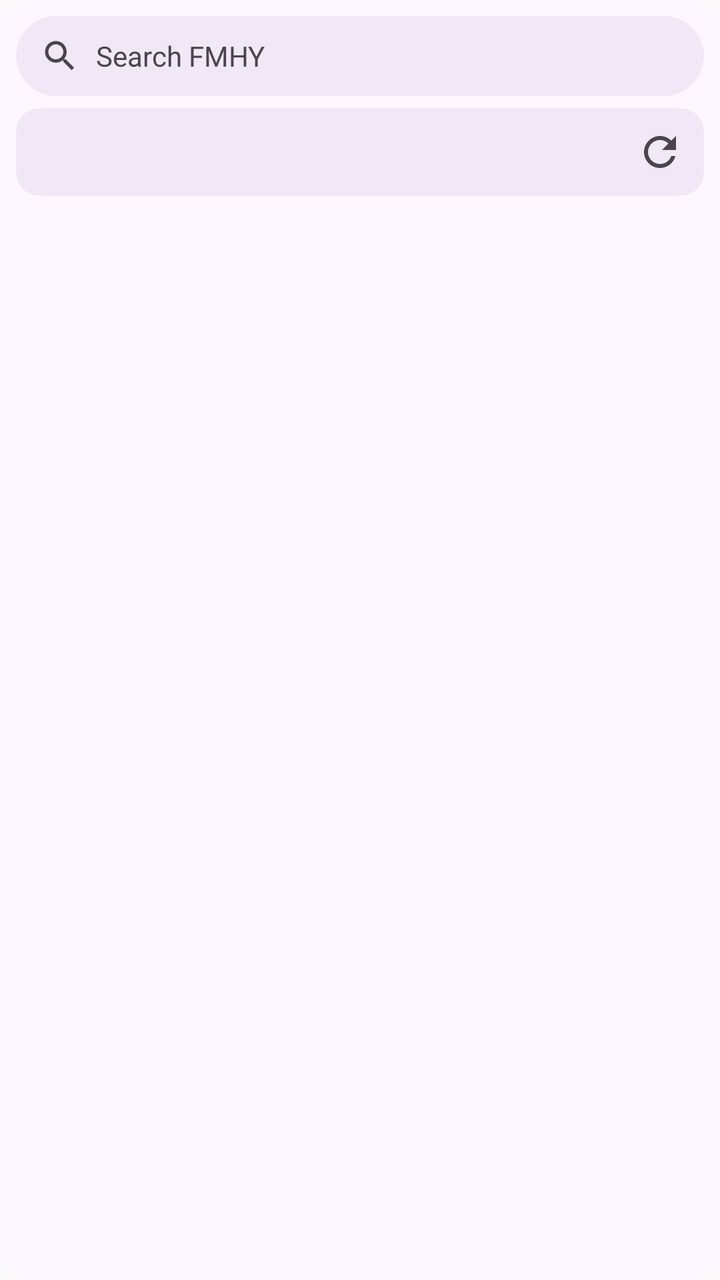
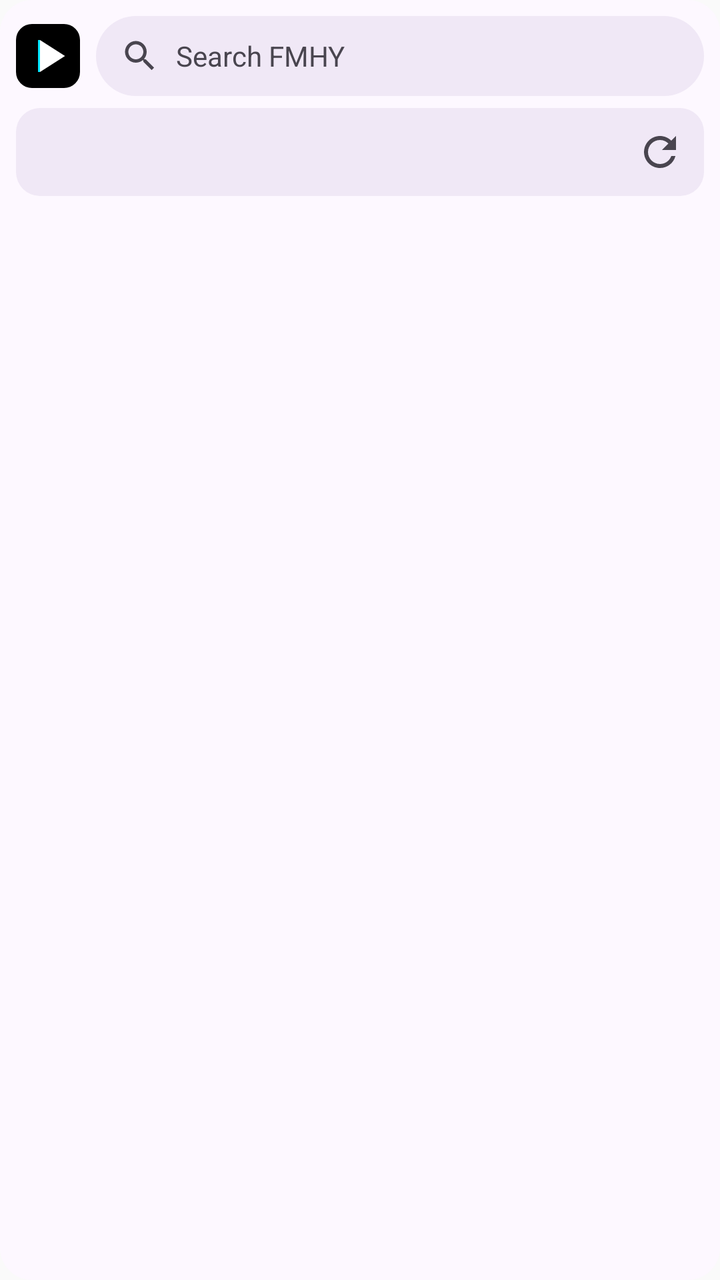

Before-and-after screenshots of an Android layout around one commit, followed by the original layout XML and the change that was made.
<!-- AndroidManifest.xml: application theme Theme.FMHY -->
<!-- res/layout/widget_fmhy_large.xml -->
<?xml version="1.0" encoding="utf-8"?>
<LinearLayout xmlns:android="http://schemas.android.com/apk/res/android"
    android:id="@+id/widget_root"
    android:layout_width="match_parent"
    android:layout_height="match_parent"
    android:background="@drawable/widget_background"
    android:orientation="vertical"
    android:padding="8dp">

    <LinearLayout
        android:id="@+id/widget_search"
        android:layout_width="match_parent"
        android:layout_height="40dp"
        android:background="@drawable/widget_search_pill_bg"
        android:contentDescription="@string/widget_search_hint"
        android:gravity="center_vertical"
        android:orientation="horizontal"
        android:paddingStart="12dp"
        android:paddingEnd="12dp">

        <ImageView
            android:layout_width="20dp"
            android:layout_height="20dp"
            android:importantForAccessibility="no"
            android:src="@drawable/ic_widget_search" />

        <TextView
            android:layout_width="wrap_content"
            android:layout_height="wrap_content"
            android:layout_marginStart="8dp"
            android:text="@string/widget_search_hint"
            android:textColor="@color/widget_text_secondary"
            android:textSize="14sp" />
    </LinearLayout>

    <LinearLayout
        android:id="@+id/widget_random"
        android:layout_width="match_parent"
        android:layout_height="44dp"
        android:layout_marginTop="6dp"
        android:background="@drawable/widget_chip_bg"
        android:gravity="center_vertical"
        android:orientation="horizontal"
        android:paddingStart="12dp">

        <LinearLayout
            android:layout_width="0dp"
            android:layout_height="wrap_content"
            android:layout_weight="1"
            android:orientation="vertical">

            <TextView
                android:id="@+id/widget_random_name"
                android:layout_width="match_parent"
                android:layout_height="wrap_content"
                android:ellipsize="end"
                android:maxLines="1"
                android:textColor="@color/widget_text"
                android:textSize="14sp"
                android:textStyle="bold" />

            <TextView
                android:id="@+id/widget_random_section"
                android:layout_width="match_parent"
                android:layout_height="wrap_content"
                android:ellipsize="end"
                android:maxLines="1"
                android:textColor="@color/widget_text_secondary"
                android:textSize="11sp" />
        </LinearLayout>

        <ImageButton
            android:id="@+id/widget_refresh"
            android:layout_width="44dp"
            android:layout_height="44dp"
            android:background="@null"
            android:contentDescription="@string/widget_refresh"
            android:src="@drawable/ic_widget_refresh" />
    </LinearLayout>

    <LinearLayout
        android:id="@+id/widget_pins"
        android:layout_width="match_parent"
        android:layout_height="0dp"
        android:layout_marginTop="6dp"
        android:layout_weight="1"
        android:gravity="center_vertical"
        android:orientation="horizontal">

        <TextView
            android:id="@+id/widget_pin1"
            style="@style/WidgetPin" />

        <TextView
            android:id="@+id/widget_pin2"
            style="@style/WidgetPin" />

        <TextView
            android:id="@+id/widget_pin3"
            style="@style/WidgetPin" />
    </LinearLayout>
</LinearLayout>
<!-- resources referenced by this layout -->
<resources>
  <color name="widget_text">#FF1D1B20</color>
  <color name="widget_text_secondary">#FF49454F</color>
  <!-- drawable ic_widget_refresh (drawable) -->
  <?xml version="1.0" encoding="utf-8"?>
  <vector xmlns:android="http://schemas.android.com/apk/res/android"
      android:width="24dp" android:height="24dp"
      android:viewportWidth="24" android:viewportHeight="24">
      <path android:fillColor="@color/widget_text_secondary" android:pathData="M17.65,6.35C16.2,4.9 14.21,4 12,4c-4.42,0 -7.99,3.58 -7.99,8s3.57,8 7.99,8c3.73,0 6.84,-2.55 7.73,-6h-2.08c-0.82,2.33 -3.04,4 -5.65,4 -3.31,0 -6,-2.69 -6,-6s2.69,-6 6,-6c1.66,0 3.14,0.69 4.22,1.78L13,11h7V4l-2.35,2.35z" />
  </vector>
  <!-- drawable ic_widget_search (drawable) -->
  <?xml version="1.0" encoding="utf-8"?>
  <vector xmlns:android="http://schemas.android.com/apk/res/android"
      android:width="24dp" android:height="24dp"
      android:viewportWidth="24" android:viewportHeight="24">
      <path android:fillColor="@color/widget_text_secondary" android:pathData="M15.5,14h-0.79l-0.28,-0.27C15.41,12.59 16,11.11 16,9.5 16,5.91 13.09,3 9.5,3S3,5.91 3,9.5 5.91,16 9.5,16c1.61,0 3.09,-0.59 4.23,-1.57l0.27,0.28v0.79l5,4.99L20.49,19l-4.99,-5zM9.5,14C7.01,14 5,11.99 5,9.5S7.01,5 9.5,5 14,7.01 14,9.5 11.99,14 9.5,14z" />
  </vector>
  <!-- drawable widget_background (drawable) -->
  <?xml version="1.0" encoding="utf-8"?>
  <shape xmlns:android="http://schemas.android.com/apk/res/android"
      android:shape="rectangle">
      <solid android:color="@color/widget_bg" />
      <corners android:radius="16dp" />
  </shape>
  <!-- drawable widget_chip_bg (drawable) -->
  <?xml version="1.0" encoding="utf-8"?>
  <shape xmlns:android="http://schemas.android.com/apk/res/android"
      android:shape="rectangle">
      <solid android:color="@color/widget_surface_pill" />
      <corners android:radius="12dp" />
  </shape>
  <!-- drawable widget_search_pill_bg (drawable) -->
  <?xml version="1.0" encoding="utf-8"?>
  <shape xmlns:android="http://schemas.android.com/apk/res/android"
      android:shape="rectangle">
      <solid android:color="@color/widget_surface_pill" />
      <corners android:radius="20dp" />
  </shape>
  <string name="widget_refresh">Refresh random pick</string>
  <string name="widget_search_hint">Search FMHY</string>
  <style name="WidgetPin">
          <item name="android:layout_width">0dp</item>
          <item name="android:layout_height">32dp</item>
          <item name="android:layout_weight">1</item>
          <item name="android:layout_marginEnd">4dp</item>
          <item name="android:background">@drawable/widget_chip_bg</item>
          <item name="android:ellipsize">end</item>
          <item name="android:gravity">center</item>
          <item name="android:maxLines">1</item>
          <item name="android:paddingStart">6dp</item>
          <item name="android:paddingEnd">6dp</item>
          <item name="android:textColor">@color/widget_text</item>
          <item name="android:textSize">12sp</item>
          <item name="android:visibility">gone</item>
      </style>
  <style name="Theme.FMHY" parent="android:Theme.Material.Light.NoActionBar" />
  <color name="widget_bg">#FFFDF8FF</color>
  <color name="widget_surface_pill">#FFF0E8F6</color>
</resources>

<!-- the commit's change to res/layout/widget_fmhy_large.xml (unified diff, before → after) -->
@@ -8,29 +8,45 @@
     android:padding="8dp">
 
     <LinearLayout
-        android:id="@+id/widget_search"
         android:layout_width="match_parent"
         android:layout_height="40dp"
-        android:background="@drawable/widget_search_pill_bg"
-        android:contentDescription="@string/widget_search_hint"
         android:gravity="center_vertical"
-        android:orientation="horizontal"
-        android:paddingStart="12dp"
-        android:paddingEnd="12dp">
+        android:orientation="horizontal">
 
         <ImageView
-            android:layout_width="20dp"
-            android:layout_height="20dp"
+            android:layout_width="32dp"
+            android:layout_height="32dp"
+            android:layout_gravity="center_vertical"
+            android:layout_marginEnd="8dp"
             android:importantForAccessibility="no"
-            android:src="@drawable/ic_widget_search" />
+            android:src="@drawable/ic_widget_logo" />
 
-        <TextView
-            android:layout_width="wrap_content"
-            android:layout_height="wrap_content"
-            android:layout_marginStart="8dp"
-            android:text="@string/widget_search_hint"
-            android:textColor="@color/widget_text_secondary"
-            android:textSize="14sp" />
+        <LinearLayout
+            android:id="@+id/widget_search"
+            android:layout_width="0dp"
+            android:layout_height="match_parent"
+            android:layout_weight="1"
+            android:background="@drawable/widget_search_pill_bg"
+            android:contentDescription="@string/widget_search_hint"
+            android:gravity="center_vertical"
+            android:orientation="horizontal"
+            android:paddingStart="12dp"
+            android:paddingEnd="12dp">
+
+            <ImageView
+                android:layout_width="20dp"
+                android:layout_height="20dp"
+                android:importantForAccessibility="no"
+                android:src="@drawable/ic_widget_search" />
+
+            <TextView
+                android:layout_width="wrap_content"
+                android:layout_height="wrap_content"
+                android:layout_marginStart="8dp"
+                android:text="@string/widget_search_hint"
+                android:textColor="@color/widget_text_secondary"
+                android:textSize="14sp" />
+        </LinearLayout>
     </LinearLayout>
 
     <LinearLayout
<!-- resource entries referenced after the edit -->
@@ -2,6 +2,23 @@
 <resources>
   <color name="widget_text">#FF1D1B20</color>
   <color name="widget_text_secondary">#FF49454F</color>
+  <!-- drawable ic_widget_logo (drawable) -->
+  <?xml version="1.0" encoding="utf-8"?>
+  <vector xmlns:android="http://schemas.android.com/apk/res/android"
+      android:width="32dp"
+      android:height="32dp"
+      android:viewportWidth="32"
+      android:viewportHeight="32">
+      <path
+          android:fillColor="#FF000000"
+          android:pathData="M8,0 L24,0 A8,8 0 0,1 32,8 L32,24 A8,8 0 0,1 24,32 L8,32 A8,8 0 0,1 0,24 L0,8 A8,8 0 0,1 8,0 Z" />
+      <path
+          android:fillColor="#FF00E5FF"
+          android:pathData="M11,8 L11,24 L12,24 L12,8 Z" />
+      <path
+          android:fillColor="#FFFFFFFF"
+          android:pathData="M12,8 L12,24 L24.5,16 Z" />
+  </vector>
   <!-- drawable ic_widget_refresh (drawable) -->
   <?xml version="1.0" encoding="utf-8"?>
   <vector xmlns:android="http://schemas.android.com/apk/res/android"
